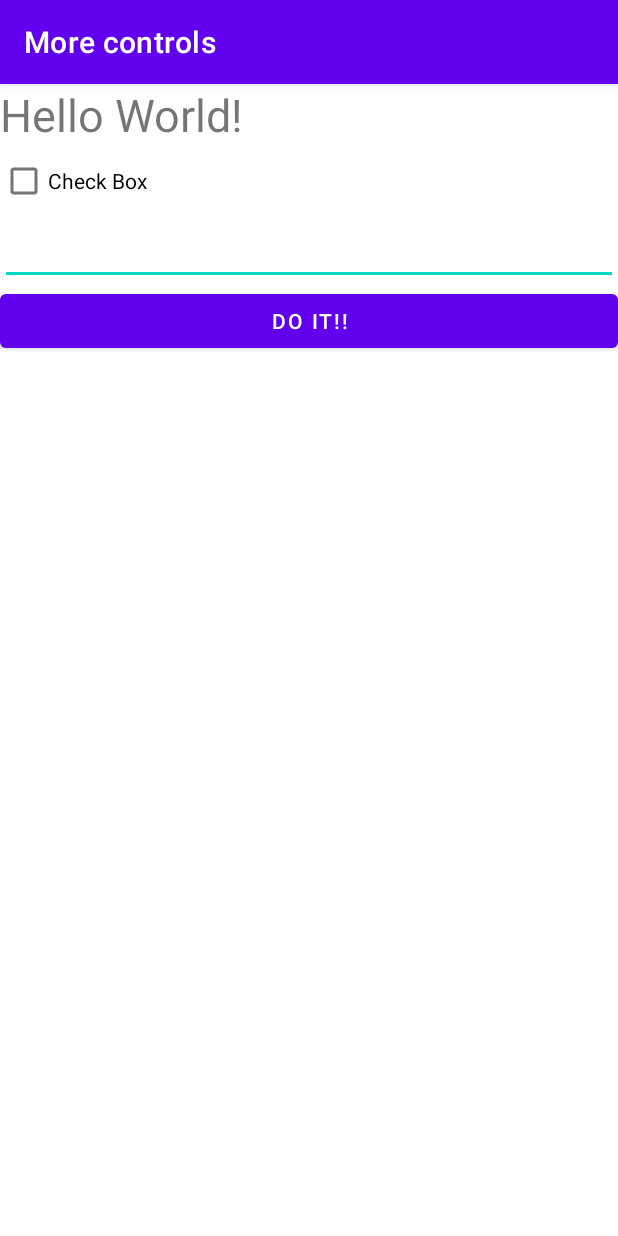
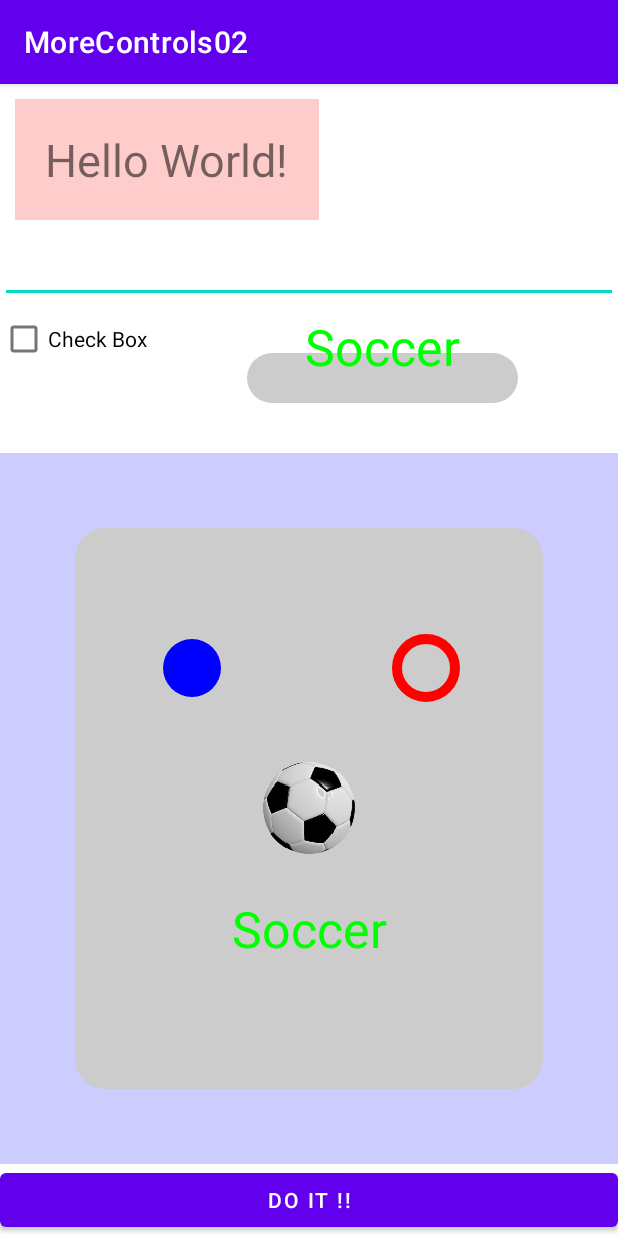
Before and after one commit to go4521304/2022_SGP-Project, an Android app: the screen it shows after launch (MainActivity), on a phone screen of 412 x 824 dp. Run offline under Robolectric (Android 15) with nearby library versions, the phone set to English and light mode, and no system bars.

Commit message:
balls, fighter 생성

```diff
--- a/Project/Morecontrols/app/build.gradle
+++ b/Project/Morecontrols/app/build.gradle
@@ -6,8 +6,8 @@ android {
     compileSdk 32
 
     defaultConfig {
-        applicationId "kr.ac.tukorea.morecontrols"
-        minSdk 31
+        applicationId "kr.ac.tukorea.ge.sgp02.s12345678.morecontrols02"
+        minSdk 21
         targetSdk 32
         versionCode 1
         versionName "1.0"
--- a/Project/Morecontrols/app/src/main/AndroidManifest.xml
+++ b/Project/Morecontrols/app/src/main/AndroidManifest.xml
@@ -1,6 +1,6 @@
 <?xml version="1.0" encoding="utf-8"?>
 <manifest xmlns:android="http://schemas.android.com/apk/res/android"
-    package="kr.ac.tukorea.morecontrols">
+    package="kr.ac.tukorea.ge.sgp02.s12345678.morecontrols02">
 
     <application
         android:allowBackup="true"
@@ -8,7 +8,7 @@
         android:label="@string/app_name"
         android:roundIcon="@mipmap/ic_launcher_round"
         android:supportsRtl="true"
-        android:theme="@style/Theme.MoreControls">
+        android:theme="@style/Theme.MoreControls02">
         <activity
             android:name=".MainActivity"
             android:exported="true">
--- /dev/null
+++ b/Project/Morecontrols/app/src/main/java/kr/ac/tukorea/ge/sgp02/s12345678/morecontrols02/GameView.java
@@ -0,0 +1,102 @@
+package kr.ac.tukorea.ge.sgp02.s12345678.morecontrols02;
+
+import android.content.Context;
+import android.content.res.Resources;
+import android.graphics.Bitmap;
+import android.graphics.BitmapFactory;
+import android.graphics.Canvas;
+import android.graphics.Color;
+import android.graphics.Paint;
+import android.graphics.Rect;
+import android.util.AttributeSet;
+import android.view.View;
+
+import androidx.annotation.Nullable;
+
+public class GameView extends View {
+    private Paint paint = new Paint();
+    private Bitmap soccerBitmap;
+    private Rect soccerSrcRect = new Rect();
+    private Rect soccerDstRect = new Rect();
+    private Paint leftCirclePaint = new Paint();
+    private Paint rightCirclePaint = new Paint();
+    private Paint textPaint = new Paint();
+    private Rect textExtentRect = new Rect();
+
+    public GameView(Context context, @Nullable AttributeSet attrs) {
+        super(context, attrs);
+        initView();
+    }
+
+    private void initView() {
+        paint.setColor(0xFFCCCCCC);
+        leftCirclePaint.setColor(Color.BLUE);
+        rightCirclePaint.setColor(Color.RED);
+        rightCirclePaint.setStyle(Paint.Style.STROKE);
+        rightCirclePaint.setStrokeWidth(10);
+        textPaint.setColor(Color.GREEN);
+        textPaint.setTextSize(50);
+        Resources res = getResources();
+        soccerBitmap = BitmapFactory.decodeResource(res, R.mipmap.soccer_ball_240);
+        soccerSrcRect.set(0, 0, soccerBitmap.getWidth(), soccerBitmap.getHeight());
+    }
+
+    @Override
+    protected void onDraw(Canvas canvas) {
+        //super.onDraw(canvas);
+        //Paint paint = new Paint();
+        int width = getWidth();
+        int height = getHeight();
+        int paddingLeft = getPaddingLeft();
+        int paddingTop = getPaddingTop();
+        int paddingRight = getPaddingRight();
+        int paddingBottom = getPaddingBottom();
+
+        int contentWidth = width - paddingLeft - paddingRight;
+        int contentHeight = height - paddingTop - paddingBottom;
+
+        int size = contentWidth < contentHeight ? contentWidth : contentHeight;
+
+        int centerX = paddingLeft + contentWidth / 2;
+        int centerY = paddingTop + contentHeight / 2;
+
+        drawBackground(canvas, paddingLeft, paddingTop, contentWidth, contentHeight);
+        drawSoccerBall(canvas, size, centerX, centerY);
+        drawLeftCircle(canvas, paddingLeft, paddingTop, contentWidth, contentHeight, size);
+        drawRightCircle(canvas, paddingTop, contentWidth, contentHeight, centerX, size);
+        drawCenterText(canvas, contentHeight, centerX, centerY);
+    }
+
+    private void drawBackground(Canvas canvas, int paddingLeft, int paddingTop, int contentWidth, int contentHeight) {
+        canvas.drawRoundRect(paddingLeft, paddingTop, paddingLeft + contentWidth, paddingTop + contentHeight, 30, 30, paint);
+    }
+
+    private void drawSoccerBall(Canvas canvas, int size, int centerX, int centerY) {
+        int ballRadius = size / 10;
+        soccerDstRect.set(centerX - ballRadius, centerY - ballRadius,
+                centerX + ballRadius, centerY + ballRadius);
+        canvas.drawBitmap(soccerBitmap, soccerSrcRect, soccerDstRect, null);
+    }
+
+    private void drawLeftCircle(Canvas canvas, int paddingLeft, int paddingTop, int contentWidth, int contentHeight, int size) {
+        int leftCenterX = paddingLeft + contentWidth / 4;
+        int leftCenterY = paddingTop + contentHeight / 4;
+        int circleRadius = size / 16;
+        canvas.drawCircle(leftCenterX, leftCenterY, circleRadius, leftCirclePaint);
+    }
+
+    private void drawRightCircle(Canvas canvas, int paddingTop, int contentWidth, int contentHeight, int centerX, int size) {
+        int rightCenterX = centerX + contentWidth / 4;
+        int rightCenterY = paddingTop + contentHeight / 4;
+        int circleRadius = size / 16;
+        canvas.drawCircle(rightCenterX, rightCenterY, circleRadius, rightCirclePaint);
+    }
+
+    private void drawCenterText(Canvas canvas, int contentHeight, int centerX, int centerY) {
+        String text = "Soccer";
+        textPaint.getTextBounds(text, 0, text.length(), textExtentRect);
+        int textX = centerX - textExtentRect.width() / 2;
+        int textY = centerY + contentHeight / 4;
+        canvas.drawText(text, textX, textY, textPaint);
+    }
+}
--- a/Project/Morecontrols/app/src/main/java/kr/ac/tukorea/morecontrols/MainActivity.java
+++ b/Project/Morecontrols/app/src/main/java/kr/ac/tukorea/ge/sgp02/s12345678/morecontrols02/MainActivity.java
@@ -1,4 +1,4 @@
-package kr.ac.tukorea.morecontrols;
+package kr.ac.tukorea.ge.sgp02.s12345678.morecontrols02;
 
 import androidx.appcompat.app.AppCompatActivity;
 
@@ -18,7 +18,29 @@ public class MainActivity extends AppCompatActivity {
     private TextView outputTextView;
     private EditText nameEdit;
 
-    private TextWatcher nameWatcher = new TextWatcher() {
+    @Override
+    protected void onCreate(Bundle savedInstanceState) {
+        super.onCreate(savedInstanceState);
+        setContentView(R.layout.activity_main);
+        checkbox = findViewById(R.id.checkbox);
+        outputTextView = findViewById(R.id.outputTextView);
+        nameEdit = findViewById(R.id.nameEdit);
+
+        nameEdit.addTextChangedListener(nameWathcer);
+    }
+
+    public void onCheckbox(View view) {
+        CheckBox cb = (CheckBox) view;
+        Log.d(TAG, "Checkbox state: " + cb.isChecked());
+    }
+
+    public void onBtnDoIt(View view) {
+        Log.d(TAG, "onBtnDoIt, check=" + checkbox.isChecked());
+        String text = nameEdit.getText().toString();
+        outputTextView.setText(text);
+    }
+
+    private TextWatcher nameWathcer = new TextWatcher() {
         @Override
         public void beforeTextChanged(CharSequence charSequence, int i, int i1, int i2) {
             Log.v(TAG, "before");
@@ -26,7 +48,7 @@ public class MainActivity extends AppCompatActivity {
 
         @Override
         public void onTextChanged(CharSequence charSequence, int i, int i1, int i2) {
-            Log.v(TAG, "textChanges: " + charSequence);
+            Log.d(TAG, "textChange: " + charSequence);
             outputTextView.setText("Text Length: " + charSequence.length());
         }
 
@@ -35,26 +57,4 @@ public class MainActivity extends AppCompatActivity {
             Log.v(TAG, "after");
         }
     };
-
-    @Override
-    protected void onCreate(Bundle savedInstanceState) {
-        super.onCreate(savedInstanceState);
-        setContentView(R.layout.activity_main);
-        checkbox = findViewById(R.id.checkbox);
-        outputTextView = findViewById(R.id.outputTextView);
-        nameEdit = findViewById(R.id.nameEdit);
-
-        nameEdit.addTextChangedListener(nameWatcher);
-    }
-
-    public void onCheckBox(View view) {
-        CheckBox cb = (CheckBox) view;
-        Log.d(TAG, "CheckBox state: " + cb.isChecked());
-    }
-
-    public void onBtnDoIt(View view) {
-        Log.d(TAG, "onBtnDoIt, check=" + checkbox.isChecked());
-        String text = nameEdit.getText().toString();
-        outputTextView.setText(text);
-    }
 }
--- a/Project/Morecontrols/app/src/main/res/layout/activity_main.xml
+++ b/Project/Morecontrols/app/src/main/res/layout/activity_main.xml
@@ -12,24 +12,47 @@
         android:layout_width="wrap_content"
         android:layout_height="wrap_content"
         android:text="Hello World!"
-        android:textSize="30sp" />
-
-    <CheckBox
-        android:id="@+id/checkbox"
-        android:layout_width="match_parent"
-        android:layout_height="wrap_content"
-        android:onClick="onCheckBox"
-        android:text="@string/checkbox" />
-
+        android:textSize="30sp"
+        android:background="#fcc"
+        android:layout_margin="10dp"
+        android:padding="20dp"
+    />
     <EditText
         android:id="@+id/nameEdit"
         android:layout_width="match_parent"
-        android:layout_height="wrap_content"/>
+        android:layout_height="wrap_content"
+        />
+    <LinearLayout
+        android:layout_width="match_parent"
+        android:layout_height="wrap_content"
+        >
+        <CheckBox
+            android:id="@+id/checkbox"
+            android:layout_width="wrap_content"
+            android:layout_height="wrap_content"
+            android:text="@string/checkbox"
+            android:onClick="onCheckbox"
+            />
+        <kr.ac.tukorea.ge.sgp02.s12345678.morecontrols02.GameView
+            android:layout_width="match_parent"
+            android:layout_height="100dp"
+            android:layout_weight="1"
+            android:padding="100px"
+            />
+    </LinearLayout>
+
+    <kr.ac.tukorea.ge.sgp02.s12345678.morecontrols02.GameView
+        android:layout_width = "match_parent"
+        android:layout_height = "match_parent"
+        android:layout_weight = "1"
+        android:background = "#ccf"
+        android:padding="50dp"/>
 
     <Button
         android:layout_width="match_parent"
         android:layout_height="wrap_content"
         android:text="@string/do_it"
-        android:onClick="onBtnDoIt"/>
+        android:onClick="onBtnDoIt"
+        />
 
 </LinearLayout>
--- a/Project/Morecontrols/app/src/main/res/values-night/themes.xml
+++ b/Project/Morecontrols/app/src/main/res/values-night/themes.xml
@@ -1,6 +1,6 @@
 <resources xmlns:tools="http://schemas.android.com/tools">
     <!-- Base application theme. -->
-    <style name="Theme.MoreControls" parent="Theme.MaterialComponents.DayNight.DarkActionBar">
+    <style name="Theme.MoreControls02" parent="Theme.MaterialComponents.DayNight.DarkActionBar">
         <!-- Primary brand color. -->
         <item name="colorPrimary">@color/purple_200</item>
         <item name="colorPrimaryVariant">@color/purple_700</item>
--- a/Project/Morecontrols/app/src/main/res/values/strings.xml
+++ b/Project/Morecontrols/app/src/main/res/values/strings.xml
@@ -1,5 +1,5 @@
 <resources>
-    <string name="app_name">More controls</string>
+    <string name="app_name">MoreControls02</string>
     <string name="checkbox">Check Box</string>
-    <string name="do_it">Do It!!</string>
+    <string name="do_it">Do It !!</string>
 </resources>
--- a/Project/Morecontrols/app/src/main/res/values/themes.xml
+++ b/Project/Morecontrols/app/src/main/res/values/themes.xml
@@ -1,6 +1,6 @@
 <resources xmlns:tools="http://schemas.android.com/tools">
     <!-- Base application theme. -->
-    <style name="Theme.MoreControls" parent="Theme.MaterialComponents.DayNight.DarkActionBar">
+    <style name="Theme.MoreControls02" parent="Theme.MaterialComponents.DayNight.DarkActionBar">
         <!-- Primary brand color. -->
         <item name="colorPrimary">@color/purple_500</item>
         <item name="colorPrimaryVariant">@color/purple_700</item>
--- a/Project/Morecontrols/settings.gradle
+++ b/Project/Morecontrols/settings.gradle
@@ -12,5 +12,5 @@ dependencyResolutionManagement {
         mavenCentral()
     }
 }
-rootProject.name = "More controls"
+rootProject.name = "MoreControls02"
 include ':app'
```
Also changed, not shown: Project/SampleGame/app/src/main/java/kr/ac/tukorea/sgp2022/samplegame/Ball.java (added, +66 -0 lines), Project/SampleGame/app/src/main/java/kr/ac/tukorea/sgp2022/samplegame/Fighter.java (added, +35 -0 lines), Project/SampleGame/app/src/main/java/kr/ac/tukorea/sgp2022/samplegame/GameView.java (+34 -89 lines), Project/Morecontrols/app/src/main/res/mipmap-xxxhdpi/soccer_ball_240.png (added), Project/Morecontrols/gradle/wrapper/gradle-wrapper.properties, Project/SampleGame/app/src/main/res/mipmap-xxxhdpi/plane_240.png (added), 5 other files.
